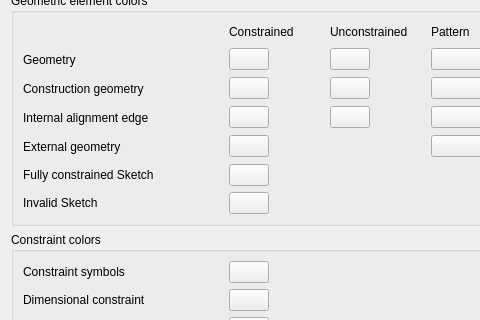
Before: the Qt Designer form src/Mod/Sketcher/Gui/SketcherSettingsAppearance.ui in southseact-3d/fcd, drawn with Qt 5; both pictures show x 0 to 480 and y 143 to 463 of the 689 by 863 pixel window.
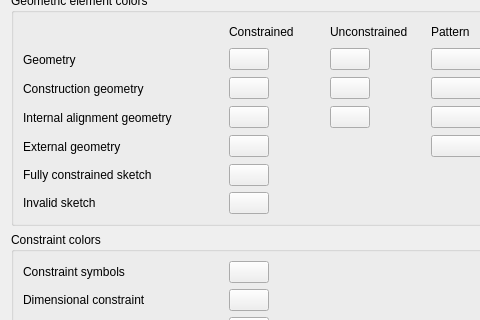
After: the same form once the commit is applied. Custom widgets are drawn as their Qt base class.

Commit message: Sketcher: Improve GUI texts in SketcherSettingsAppearance.ui

Patch:
```diff
--- a/src/Mod/Sketcher/Gui/SketcherSettingsAppearance.ui
+++ b/src/Mod/Sketcher/Gui/SketcherSettingsAppearance.ui
@@ -384,7 +384,7 @@
       <item row="8" column="0">
        <widget class="QLabel" name="label_ia">
         <property name="text">
-         <string>Internal alignment edge</string>
+         <string>Internal alignment geometry</string>
         </property>
        </widget>
       </item>
@@ -552,7 +552,7 @@
          </size>
         </property>
         <property name="text">
-         <string>Fully constrained Sketch</string>
+         <string>Fully constrained sketch</string>
         </property>
        </widget>
       </item>
@@ -585,7 +585,7 @@
       <item row="11" column="0">
        <widget class="QLabel" name="label_4">
         <property name="text">
-         <string>Invalid Sketch</string>
+         <string>Invalid sketch</string>
         </property>
        </widget>
       </item>
```
Left out of the diff: 18 changed lines with no effect on the pictures.
